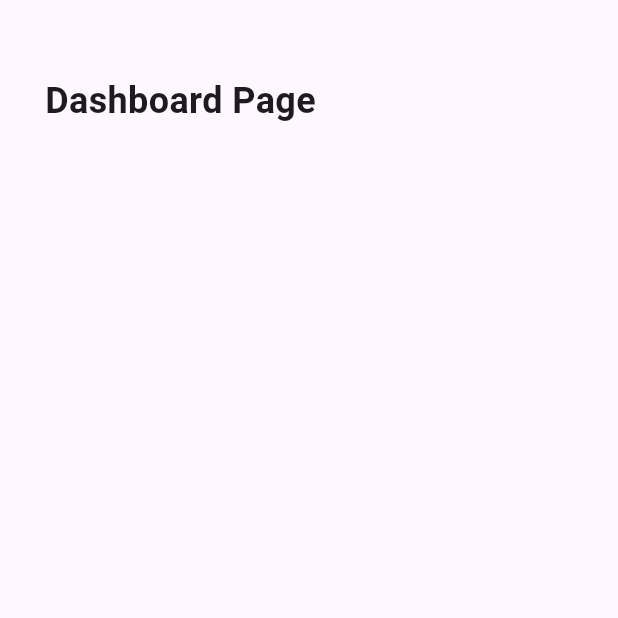
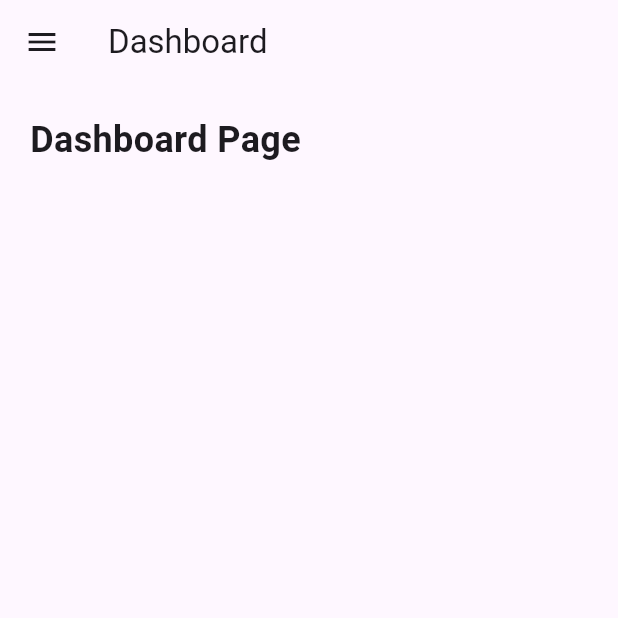
Before and after one commit to NRG-6-IOT/BykerZ-Mobile-Application, a Flutter app: the Dashboard screen opened directly, on a phone screen of 412 x 824 dp, the top half of it. Run offline on Flutter 3.47's test engine with Material 3 defaults, Android fonts, the phone set to English and light mode, and no system bars.

Commit message:
feat(shared): implemented appbar and drawer on pages.

```diff
--- a/lib/shared/presentation/pages/dashboard.dart
+++ b/lib/shared/presentation/pages/dashboard.dart
@@ -1,3 +1,4 @@
+import 'package:byker_z_mobile/shared/presentation/widgets/app_drawer.dart';
 import 'package:flutter/material.dart';
 
 class Dashboard extends StatelessWidget {
@@ -6,8 +7,15 @@ class Dashboard extends StatelessWidget {
   @override
   Widget build(BuildContext context) {
     return Scaffold(
-      body: Padding(
-        padding: const EdgeInsets.symmetric(horizontal: 30, vertical: 50),
+      appBar: AppBar(
+        title: Text('Dashboard'),
+      ),
+      drawer: const AppDrawer(),
+
+      body: PopScope(
+        canPop: false,
+        child: Padding(
+          padding: const EdgeInsets.all(20.0),
           child: Column(
             children: [
               Text(
@@ -20,6 +28,7 @@ class Dashboard extends StatelessWidget {
             ],
           ),
         ),
+      ),
     );
   }
 }
```
Also changed, not shown: lib/maintenance_and_operations/presentation/pages/expenses.dart (+6 -1 lines), lib/maintenance_and_operations/presentation/pages/maintenance.dart (+6 -1 lines), lib/vehicle_management/presentation/pages/vehicles.dart (+6 -1 lines). Lines whose indentation alone changed are shown as unchanged.
